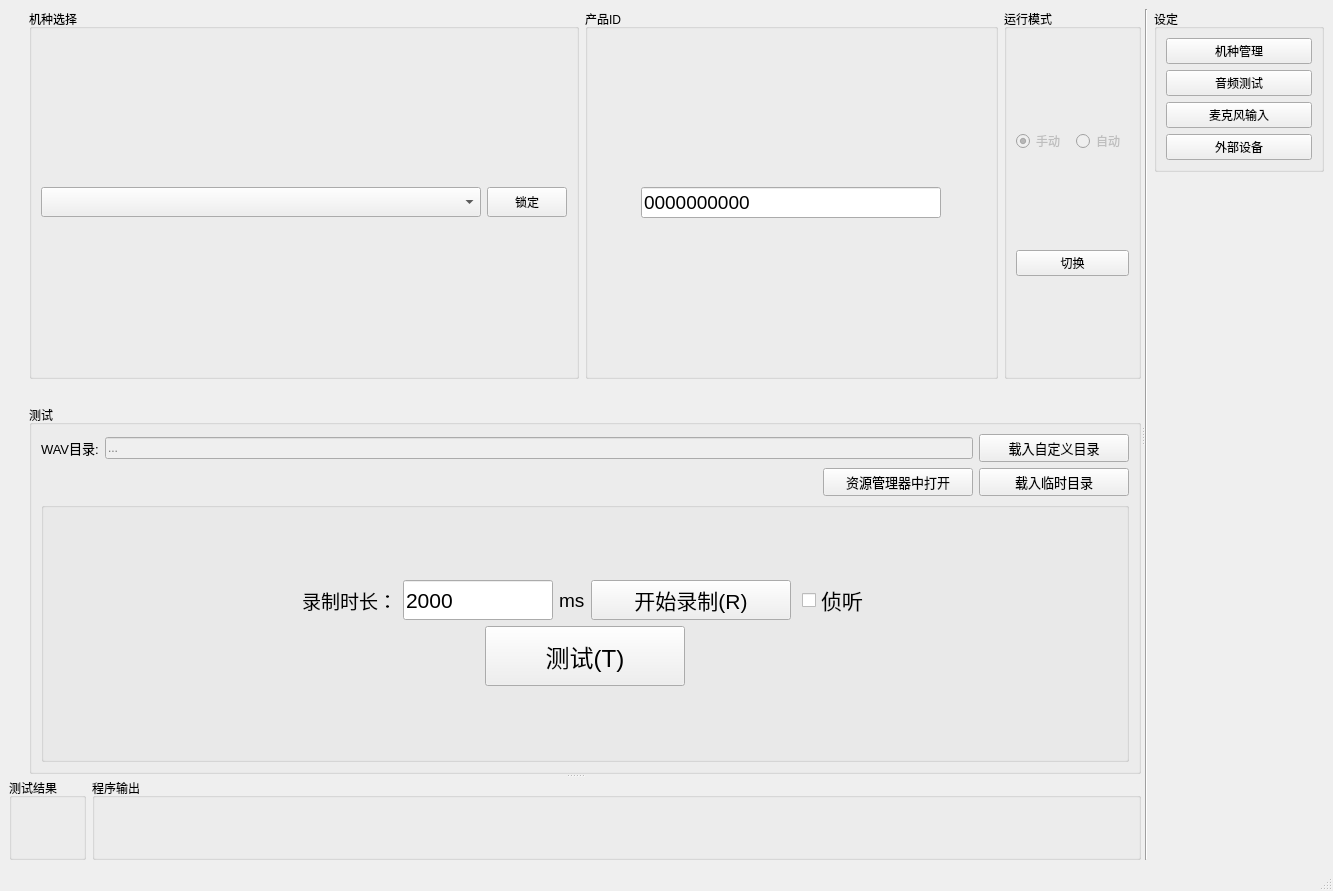
YeeeeRQ/SpeakerTest, file mainwindow.ui: the form before one commit.
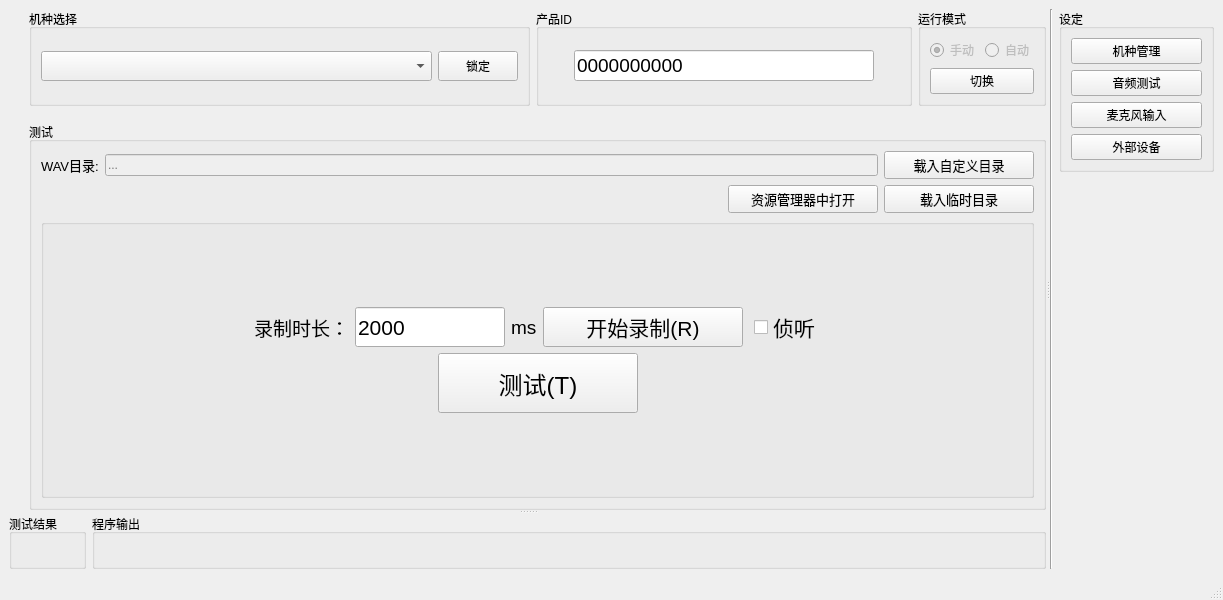
The form after the commit. Custom widgets are drawn as their Qt base class.

```diff
--- a/mainwindow.ui
+++ b/mainwindow.ui
@@ -6,8 +6,8 @@
    <rect>
     <x>0</x>
     <y>0</y>
-    <width>1333</width>
-    <height>891</height>
+    <width>1223</width>
+    <height>600</height>
    </rect>
   </property>
   <property name="minimumSize">
@@ -64,7 +64,7 @@
           </spacer>
          </item>
          <item>
-          <layout class="QVBoxLayout" name="verticalLayout_7" stretch="0,0,0">
+          <layout class="QVBoxLayout" name="verticalLayout_7" stretch="0,0,1">
            <item>
             <layout class="QHBoxLayout" name="horizontalLayout_5" stretch="4,3,1">
              <item>
@@ -225,7 +225,7 @@
              <property name="sizeHint" stdset="0">
               <size>
                <width>20</width>
-               <height>20</height>
+               <height>10</height>
               </size>
              </property>
             </spacer>
```
Left out of the diff: 2 changed lines with no effect on the pictures.
